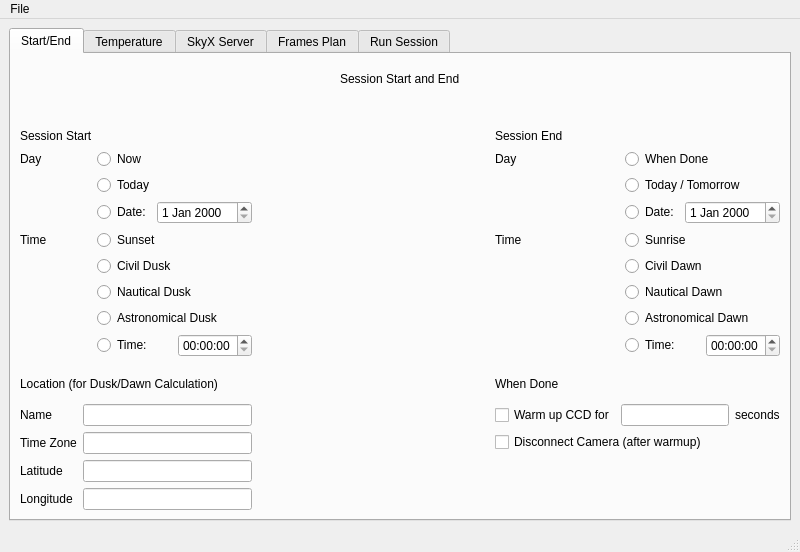
The window that MainWindow.ui (RMcDOttawa/pySkyDarks3) describes before a commit, drawn with Qt 5.
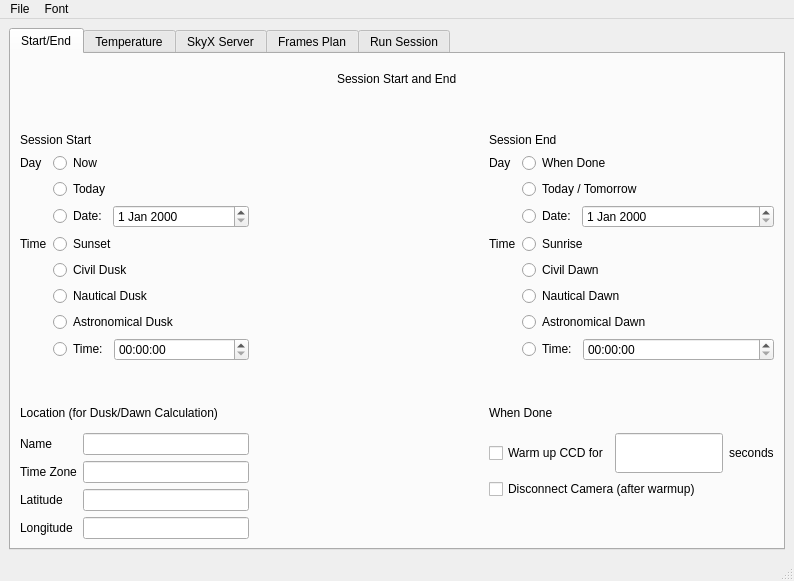
The same window after the commit. The open tabs and pages were chosen to show the change.

Commit message: Make all windows and dialogs resizeable and remember chosen sizes.  Add Font menu items so that font sizes on windows can be increased and decreased.

Diff of the .ui file:
```diff
--- a/MainWindow.ui
+++ b/MainWindow.ui
@@ -6,8 +6,8 @@
    <rect>
     <x>0</x>
     <y>0</y>
-    <width>800</width>
-    <height>552</height>
+    <width>794</width>
+    <height>581</height>
    </rect>
   </property>
   <property name="sizePolicy">
@@ -18,8 +18,8 @@
   </property>
   <property name="minimumSize">
    <size>
-    <width>600</width>
-    <height>450</height>
+    <width>794</width>
+    <height>581</height>
    </size>
   </property>
   <property name="maximumSize">
@@ -152,6 +152,18 @@
             </item>
             <item>
              <widget class="QTimeEdit" name="startTimeEdit">
+              <property name="sizePolicy">
+               <sizepolicy hsizetype="MinimumExpanding" vsizetype="MinimumExpanding">
+                <horstretch>0</horstretch>
+                <verstretch>0</verstretch>
+               </sizepolicy>
+              </property>
+              <property name="minimumSize">
+               <size>
+                <width>113</width>
+                <height>21</height>
+               </size>
+              </property>
               <property name="toolTip">
                <string>Time to start if &quot;Time:&quot; chosen</string>
               </property>
@@ -215,6 +227,18 @@
             </item>
             <item>
              <widget class="QDateEdit" name="startDateEdit">
+              <property name="sizePolicy">
+               <sizepolicy hsizetype="MinimumExpanding" vsizetype="MinimumExpanding">
+                <horstretch>0</horstretch>
+                <verstretch>0</verstretch>
+               </sizepolicy>
+              </property>
+              <property name="minimumSize">
+               <size>
+                <width>92</width>
+                <height>21</height>
+               </size>
+              </property>
               <property name="toolTip">
                <string>Date to start run, if set to &quot;Date:&quot;</string>
               </property>
@@ -318,6 +342,18 @@
             </item>
             <item>
              <widget class="QTimeEdit" name="endTimeEdit">
+              <property name="sizePolicy">
+               <sizepolicy hsizetype="MinimumExpanding" vsizetype="MinimumExpanding">
+                <horstretch>0</horstretch>
+                <verstretch>0</verstretch>
+               </sizepolicy>
+              </property>
+              <property name="minimumSize">
+               <size>
+                <width>92</width>
+                <height>21</height>
+               </size>
+              </property>
               <property name="toolTip">
                <string>Time to end session if &quot;Time:&quot; option selected</string>
               </property>
@@ -358,6 +394,18 @@
             </item>
             <item>
              <widget class="QDateEdit" name="endDateEdit">
+              <property name="sizePolicy">
+               <sizepolicy hsizetype="MinimumExpanding" vsizetype="MinimumExpanding">
+                <horstretch>0</horstretch>
+                <verstretch>0</verstretch>
+               </sizepolicy>
+              </property>
+              <property name="minimumSize">
+               <size>
+                <width>92</width>
+                <height>21</height>
+               </size>
+              </property>
               <property name="toolTip">
                <string>The date to end session, if &quot;Date:&quot; option chosen</string>
               </property>
@@ -595,6 +643,12 @@
             </item>
             <item>
              <widget class="QLineEdit" name="warmCCDSeconds">
+              <property name="sizePolicy">
+               <sizepolicy hsizetype="MinimumExpanding" vsizetype="MinimumExpanding">
+                <horstretch>0</horstretch>
+                <verstretch>0</verstretch>
+               </sizepolicy>
+              </property>
               <property name="toolTip">
                <string>Number of seconds to allow CCD to warm up before disconnecting</string>
               </property>
@@ -1571,7 +1625,7 @@
     <rect>
      <x>0</x>
      <y>0</y>
-     <width>800</width>
+     <width>794</width>
      <height>22</height>
     </rect>
    </property>
@@ -1590,7 +1644,16 @@
     <addaction name="separator"/>
     <addaction name="menuClose"/>
    </widget>
+   <widget class="QMenu" name="menuFont">
+    <property name="title">
+     <string>Font</string>
+    </property>
+    <addaction name="actionFontLarger"/>
+    <addaction name="actionFontSmaller"/>
+    <addaction name="actionFontReset"/>
+   </widget>
    <addaction name="menuFile"/>
+   <addaction name="menuFont"/>
   </widget>
   <widget class="QStatusBar" name="statusbar"/>
   <action name="menuSaveAs">
```
Left out of the diff: 38 changed lines with no effect on the pictures. The commit also changes 8 other files.
